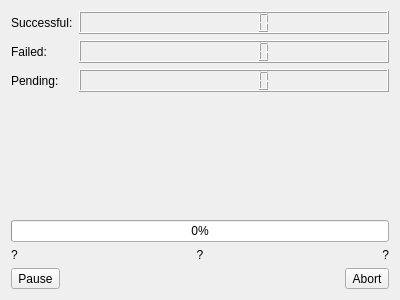
Above: ui/UI/UpdateWindow.ui from alexe-mgn/MCHSMediaAnalysis before the change. Below: the same form after it.
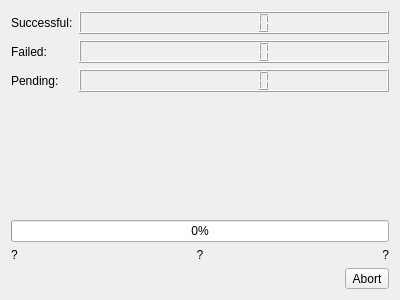
That is the form after the change.

Commit message: Fixed update timezones, deleted pause button.

```diff
--- a/ui/UI/UpdateWindow.ui
+++ b/ui/UI/UpdateWindow.ui
@@ -130,13 +130,6 @@
      <property name="sizeConstraint">
       <enum>QLayout::SetFixedSize</enum>
      </property>
-     <item>
-      <widget class="QToolButton" name="buttonPause">
-       <property name="text">
-        <string>Pause</string>
-       </property>
-      </widget>
-     </item>
      <item>
       <spacer name="horizontalSpacer">
        <property name="orientation">
```
The commit also changes 1 other file.
